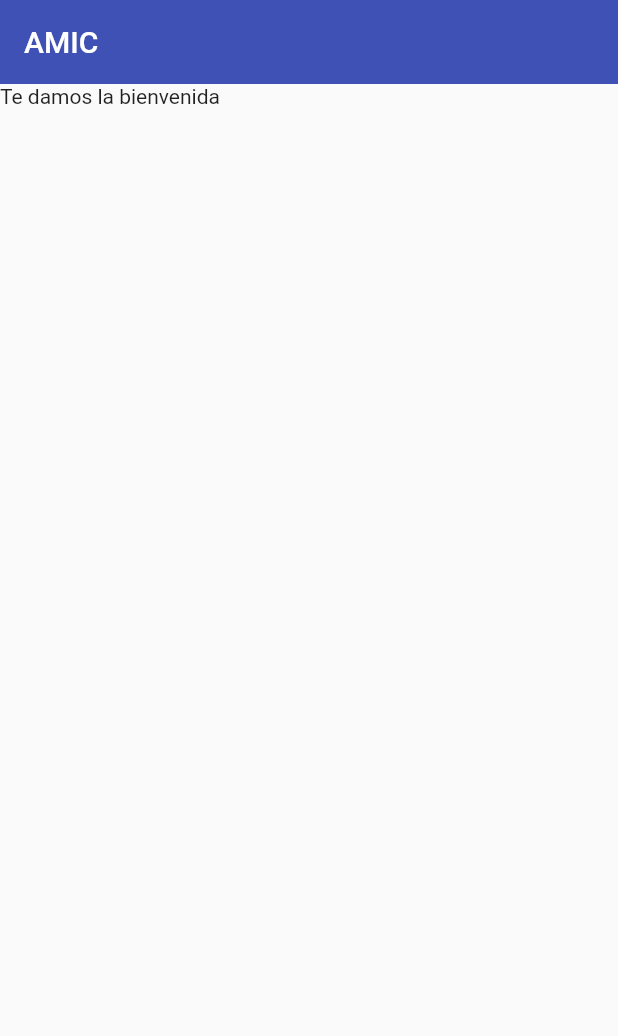
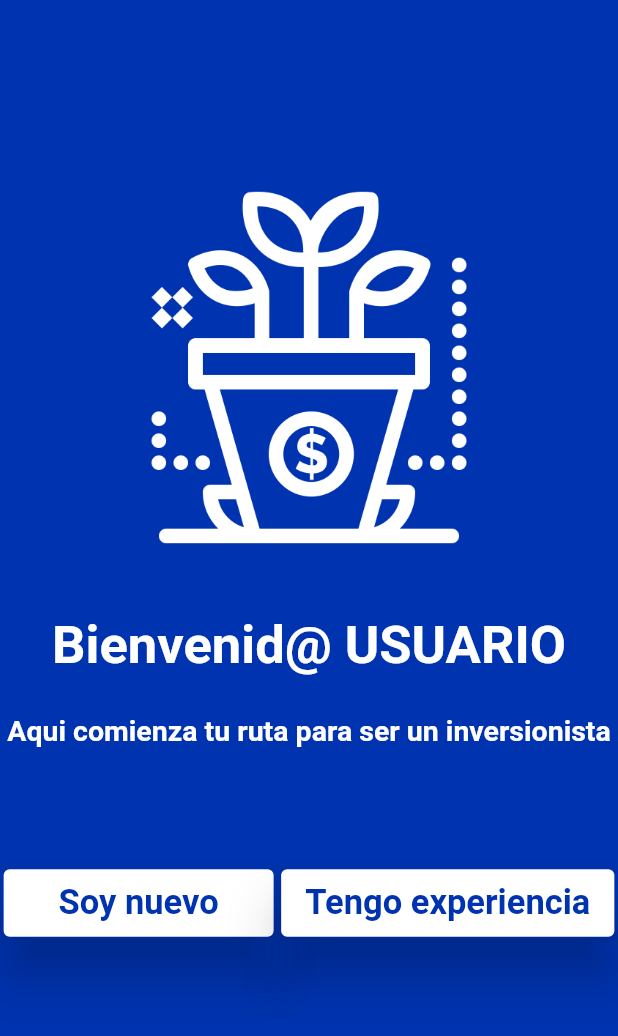
Before and after one commit to JuanBeltranG/AMIC, a Flutter app: the screen it shows after launch, on a phone screen of 412 x 824 dp. Shown: the top 1036 px of the screen. Run offline on Flutter 3.47's test engine with Material 2 defaults, Android fonts, the phone set to English and light mode, and no system bars.

Commit message:
Welcome page

```diff
--- a/amic/lib/screens/welcome_screen.dart
+++ b/amic/lib/screens/welcome_screen.dart
@@ -1,24 +1,103 @@
+import 'package:amic/utils/hex_color_util.dart';
 import 'package:flutter/material.dart';
 
+class WelcomeScreen extends StatelessWidget {
 
-class WelcomeScreen extends StatelessWidget {
-  const WelcomeScreen({Key? key}) : super(key: key);
+
+  final ButtonStyle style = ElevatedButton.styleFrom(
+      elevation: 15,
+      textStyle: const TextStyle(fontSize: 15),
+      primary: getColorFromHex("#FFFFFF"),
+     //shape: const StadiumBorder(),
+      minimumSize: const Size(180, 45));
+
+  final buttonStyle = TextStyle(
+    fontSize: 23,
+    color: getColorFromHex("#0033B0"),
+    fontWeight: FontWeight.bold,
+  );
+
+  final tittleStyle = TextStyle(
+    fontSize: 35,
+    color: getColorFromHex("#FFFFFF"),
+    fontWeight: FontWeight.bold,
+  );
+  final tittleStyle2 = TextStyle(
+    fontSize: 19,
+    color: getColorFromHex("#FFFFFF"),
+    fontWeight: FontWeight.bold,
+  );
+
+  final questionStyle = TextStyle(
+    fontSize: 19,
+    color: getColorFromHex("#FFFFFF"),
+    fontWeight: FontWeight.bold,
+
+  );
+
+
+
 
   @override
   Widget build(BuildContext context) {
     return Scaffold(
-      appBar: AppBar(
-        title: Text('AMIC'),
-        elevation: 0,
-      ),
-      body: Column(
-        children: [
-          Text('Te damos la bienvenida ')
-        ],
-      ),
+      backgroundColor: getColorFromHex('#0033B0'),
+      body: Center(
+        child: Column(
+          children: <Widget>[
+            const SizedBox(
+              height: 120,
+            ),
+            const Image(
+              image: AssetImage('resources/images/inversion.png'),
+              height: 250,
+            ),
+            const SizedBox(height: 40),
+            Text('Bienvenid@ USUARIO', style: tittleStyle),
+            const SizedBox(
+              height: 25,
+            ),
+            Text('Aqui comienza tu ruta para ser un inversionista',
+                style: tittleStyle2),
+            const SizedBox(
+              height:25
+            ),
 
 
+            /*Text('¿Tienes conocimientos solidos acerca de las inversiones?',
+                style: questionStyle,
+                textAlign: TextAlign.center,
+            ),*/
 
+            const SizedBox(
+              height:55
+            ),
+            Row(
+              mainAxisAlignment: MainAxisAlignment.center,
+              children: <Widget>[
+                ElevatedButton(
+                  style: style,
+                  onPressed: () {},
+                  child: Text(
+                    'Soy nuevo',
+                    style: buttonStyle,
+                  ),
+                ),
+
+                SizedBox(width: 5),
+                ElevatedButton(
+                  style: style,
+                  onPressed: () {},
+                  child: Text(
+                    'Tengo experiencia',
+                    style: buttonStyle,
+                  ),
+                ),
+              ],
+            ),
+          ],
+        ),
+      ),
     );
   }
 }
--- a/amic/pubspec.yaml
+++ b/amic/pubspec.yaml
@@ -58,9 +58,9 @@ flutter:
   uses-material-design: true
 
   # To add assets to your application, add an assets section, like this:
-  # assets:
-  #   - images/a_dot_burr.jpeg
-  #   - images/a_dot_ham.jpeg
+  assets:
+   - resources/images/
+
 
   # An image asset can refer to one or more resolution-specific "variants", see
   # https://flutter.dev/assets-and-images/#resolution-aware.
```
Also changed, not shown: amic/resources/images/inversion.png (added).
